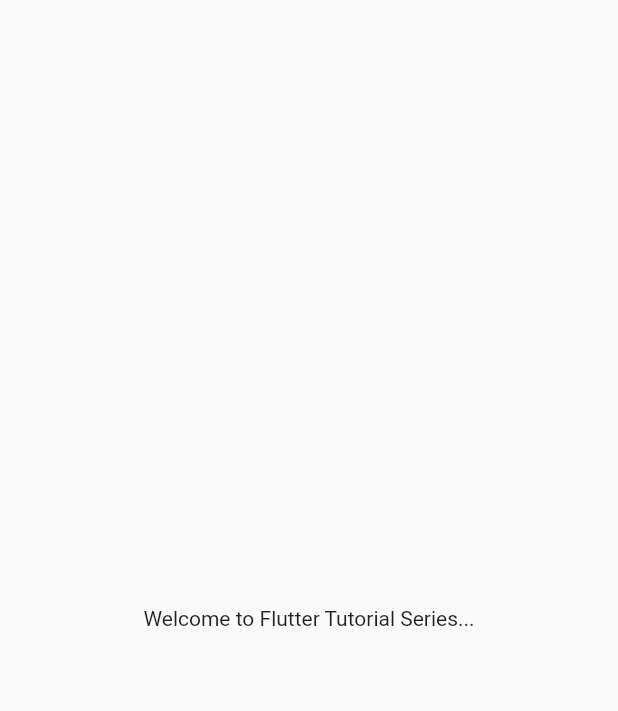
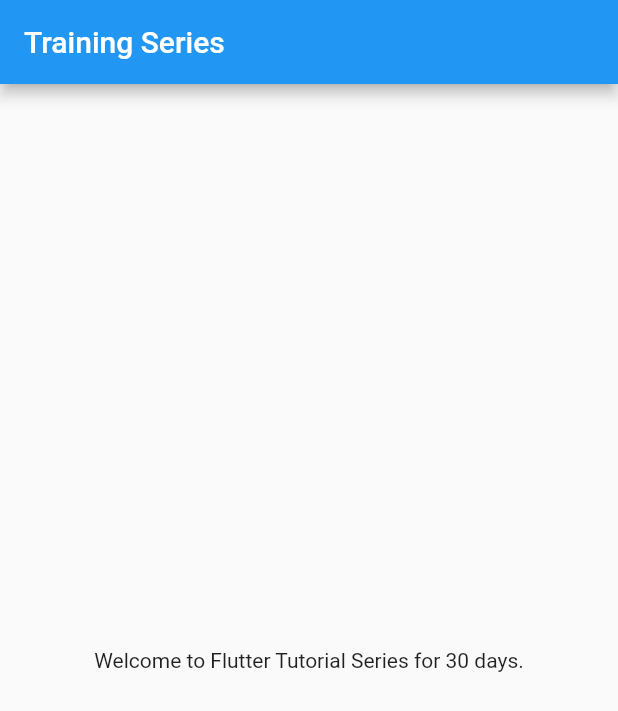
Before and after one commit to amitmalik1234/TutorialFlutter, a Flutter app: the screen it shows after launch, on a phone screen of 412 x 824 dp. Shown: the top 711 px of the screen. Run offline on Flutter 3.47's test engine with Material 2 defaults, Android fonts, the phone set to English and light mode, and no system bars.

Commit message:
Day5 completed

```diff
--- /dev/null
+++ b/lib/home_page.dart
@@ -0,0 +1,22 @@
+import 'package:flutter/material.dart';
+
+class HomePage extends StatelessWidget {
+  const HomePage({super.key});
+
+  @override
+  Widget build(BuildContext context) {
+    int days = 30;
+    String name = "Flutter Tutorial";
+    return Scaffold(
+      appBar: AppBar(
+        title: Text("Training Series"),
+      ),
+      body: Center(
+        // ignore: avoid_unnecessary_containers
+        child: Container(
+          child: Text("Welcome to $name Series for $days days."),
+        ),
+      ),
+    );
+  }
+}
--- a/lib/main.dart
+++ b/lib/main.dart
@@ -1,4 +1,5 @@
 import 'package:flutter/material.dart';
+import 'package:flutter_catalog/home_page.dart';
 
 void main() {
   runApp(MyApp());
@@ -9,15 +10,9 @@ class MyApp extends StatelessWidget {
 
   @override
   Widget build(BuildContext context) {
+
     return MaterialApp(
-      home: Material(
-        child: Center(
-          // ignore: avoid_unnecessary_containers
-          child: Container(
-            child: const Text("Welcome to Flutter Tutorial Series..."),
-          ),
-        ),
-      ),
+      home: HomePage(),
     );
   }
 }
```
